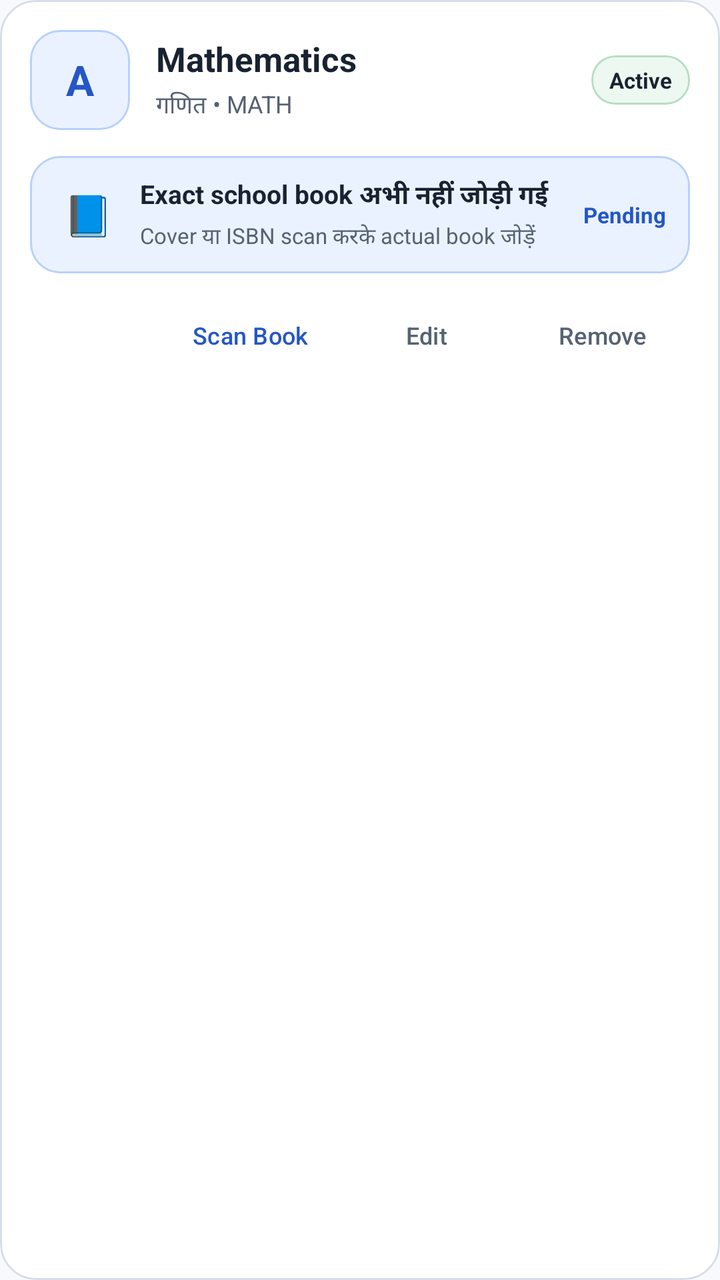
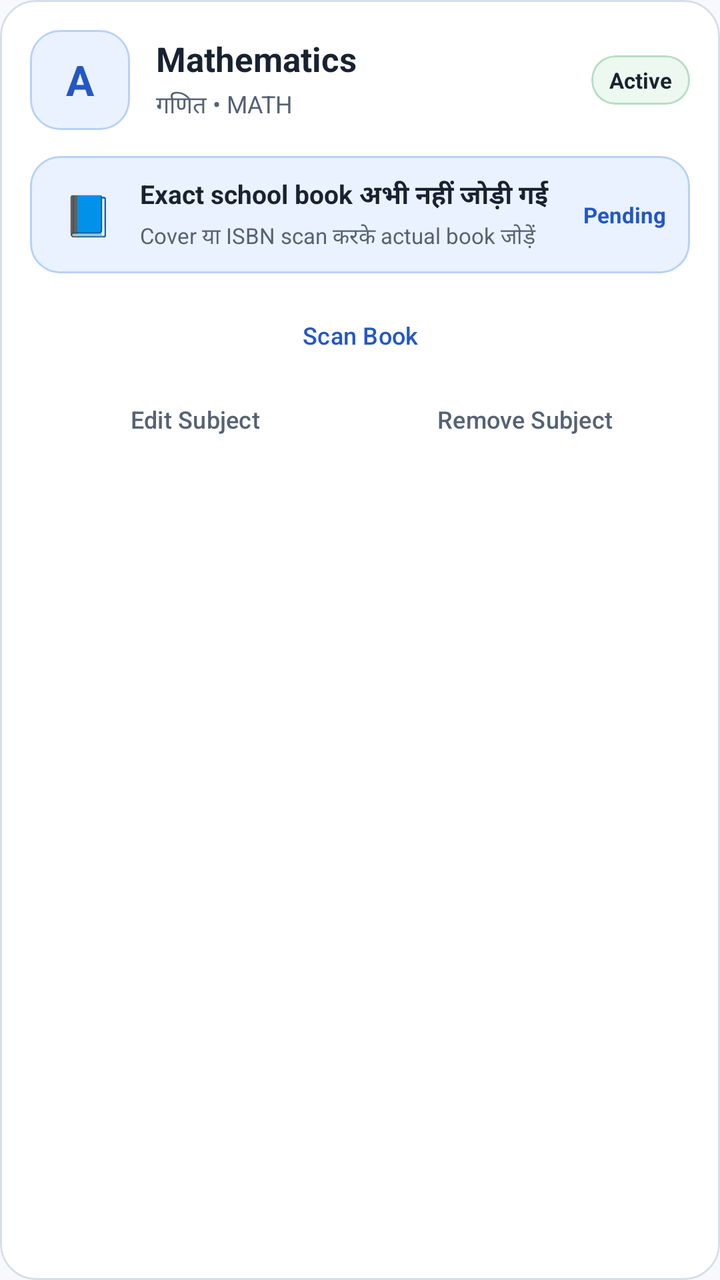

Before-and-after screenshots of an Android layout around one commit, followed by the original layout XML and the change that was made.
<!-- AndroidManifest.xml: application theme Theme.StudySaathi -->
<!-- res/layout/item_school_curriculum_subject.xml -->
<?xml version="1.0" encoding="utf-8"?>
<com.google.android.material.card.MaterialCardView
    xmlns:android="http://schemas.android.com/apk/res/android"
    xmlns:app="http://schemas.android.com/apk/res-auto"
    android:id="@+id/cardCurriculumSubjectItem"
    android:layout_width="match_parent"
    android:layout_height="wrap_content"
    android:layout_marginStart="2dp"
    android:layout_marginTop="6dp"
    android:layout_marginEnd="2dp"
    android:layout_marginBottom="6dp"
    android:clickable="true"
    android:focusable="true"
    android:foreground="?attr/selectableItemBackground"
    app:cardBackgroundColor="@color/ss_surface"
    app:cardCornerRadius="18dp"
    app:cardElevation="0dp"
    app:strokeColor="@color/ss_outline"
    app:strokeWidth="1dp">

    <LinearLayout
        android:layout_width="match_parent"
        android:layout_height="wrap_content"
        android:orientation="vertical"
        android:padding="15dp">

        
        <LinearLayout
            android:layout_width="match_parent"
            android:layout_height="wrap_content"
            android:gravity="center_vertical"
            android:orientation="horizontal">

            <com.google.android.material.card.MaterialCardView
                android:id="@+id/cardCurriculumSubjectIcon"
                android:layout_width="50dp"
                android:layout_height="50dp"
                app:cardBackgroundColor="@color/ss_blue_soft"
                app:cardCornerRadius="15dp"
                app:cardElevation="0dp"
                app:strokeColor="@color/ss_blue_border"
                app:strokeWidth="1dp">

                <TextView
                    android:id="@+id/textCurriculumSubjectIcon"
                    android:layout_width="match_parent"
                    android:layout_height="match_parent"
                    android:fontFamily="sans-serif-rounded"
                    android:gravity="center"
                    android:importantForAccessibility="no"
                    android:text="A"
                    android:textColor="@color/ss_primary"
                    android:textSize="21sp"
                    android:textStyle="bold" />

            </com.google.android.material.card.MaterialCardView>

            <LinearLayout
                android:layout_width="0dp"
                android:layout_height="wrap_content"
                android:layout_marginStart="13dp"
                android:layout_weight="1"
                android:orientation="vertical">

                <TextView
                    android:id="@+id/textCurriculumSubjectName"
                    android:layout_width="match_parent"
                    android:layout_height="wrap_content"
                    android:fontFamily="sans-serif-rounded"
                    android:maxLines="2"
                    android:text="Mathematics"
                    android:textColor="@color/ss_text_primary"
                    android:textSize="17sp"
                    android:textStyle="bold" />

                <TextView
                    android:id="@+id/textCurriculumSubjectSecondaryName"
                    android:layout_width="match_parent"
                    android:layout_height="wrap_content"
                    android:layout_marginTop="3dp"
                    android:maxLines="2"
                    android:text="गणित • MATH"
                    android:textColor="@color/ss_text_secondary"
                    android:textSize="12sp" />

            </LinearLayout>

            <com.google.android.material.card.MaterialCardView
                android:id="@+id/cardCurriculumSubjectStatus"
                android:layout_width="wrap_content"
                android:layout_height="wrap_content"
                android:layout_marginStart="8dp"
                app:cardBackgroundColor="@color/ss_green_soft"
                app:cardCornerRadius="12dp"
                app:cardElevation="0dp"
                app:strokeColor="@color/ss_green_border"
                app:strokeWidth="1dp">

                <TextView
                    android:id="@+id/textCurriculumSubjectStatus"
                    android:layout_width="wrap_content"
                    android:layout_height="wrap_content"
                    android:paddingStart="9dp"
                    android:paddingTop="5dp"
                    android:paddingEnd="9dp"
                    android:paddingBottom="5dp"
                    android:text="Active"
                    android:textColor="@color/ss_text_primary"
                    android:textSize="11sp"
                    android:textStyle="bold" />

            </com.google.android.material.card.MaterialCardView>

        </LinearLayout>

        
        <com.google.android.material.card.MaterialCardView
            android:id="@+id/cardCurriculumSubjectBook"
            android:layout_width="match_parent"
            android:layout_height="wrap_content"
            android:layout_marginTop="13dp"
            app:cardBackgroundColor="@color/ss_blue_soft"
            app:cardCornerRadius="15dp"
            app:cardElevation="0dp"
            app:strokeColor="@color/ss_blue_border"
            app:strokeWidth="1dp">

            <LinearLayout
                android:layout_width="match_parent"
                android:layout_height="wrap_content"
                android:gravity="center_vertical"
                android:orientation="horizontal"
                android:paddingStart="12dp"
                android:paddingTop="10dp"
                android:paddingEnd="12dp"
                android:paddingBottom="10dp">

                <TextView
                    android:id="@+id/textCurriculumSubjectBookIcon"
                    android:layout_width="34dp"
                    android:layout_height="34dp"
                    android:gravity="center"
                    android:importantForAccessibility="no"
                    android:text="📘"
                    android:textSize="20sp" />

                <LinearLayout
                    android:layout_width="0dp"
                    android:layout_height="wrap_content"
                    android:layout_marginStart="9dp"
                    android:layout_weight="1"
                    android:orientation="vertical">

                    <TextView
                        android:id="@+id/textCurriculumSubjectBookName"
                        android:layout_width="match_parent"
                        android:layout_height="wrap_content"
                        android:maxLines="2"
                        android:text="Exact school book अभी नहीं जोड़ी गई"
                        android:textColor="@color/ss_text_primary"
                        android:textSize="13sp"
                        android:textStyle="bold" />

                    <TextView
                        android:id="@+id/textCurriculumSubjectBookDetails"
                        android:layout_width="match_parent"
                        android:layout_height="wrap_content"
                        android:layout_marginTop="3dp"
                        android:maxLines="2"
                        android:text="Cover या ISBN scan करके actual book जोड़ें"
                        android:textColor="@color/ss_text_secondary"
                        android:textSize="11sp" />

                </LinearLayout>

                <TextView
                    android:id="@+id/textCurriculumSubjectBookStatus"
                    android:layout_width="wrap_content"
                    android:layout_height="wrap_content"
                    android:layout_marginStart="7dp"
                    android:text="Pending"
                    android:textColor="@color/ss_primary"
                    android:textSize="11sp"
                    android:textStyle="bold" />

            </LinearLayout>

        </com.google.android.material.card.MaterialCardView>

        
        <LinearLayout
            android:layout_width="match_parent"
            android:layout_height="wrap_content"
            android:layout_marginTop="10dp"
            android:gravity="end"
            android:orientation="horizontal">

            <com.google.android.material.button.MaterialButton
                android:id="@+id/buttonScanCurriculumSubjectBook"
                style="@style/Widget.Material3.Button.TextButton"
                android:layout_width="wrap_content"
                android:layout_height="wrap_content"
                android:minHeight="42dp"
                android:text="Scan Book"
                android:textAllCaps="false"
                android:textColor="@color/ss_primary"
                android:textSize="12sp" />

            <com.google.android.material.button.MaterialButton
                android:id="@+id/buttonEditCurriculumSubject"
                style="@style/Widget.Material3.Button.TextButton"
                android:layout_width="wrap_content"
                android:layout_height="wrap_content"
                android:minHeight="42dp"
                android:text="Edit"
                android:textAllCaps="false"
                android:textColor="@color/ss_text_secondary"
                android:textSize="12sp" />

            <com.google.android.material.button.MaterialButton
                android:id="@+id/buttonRemoveCurriculumSubject"
                style="@style/Widget.Material3.Button.TextButton"
                android:layout_width="wrap_content"
                android:layout_height="wrap_content"
                android:minHeight="42dp"
                android:text="Remove"
                android:textAllCaps="false"
                android:textColor="@color/ss_text_secondary"
                android:textSize="12sp" />

        </LinearLayout>

    </LinearLayout>

</com.google.android.material.card.MaterialCardView>
<!-- resources referenced by this layout -->
<resources>
  <color name="ss_blue_border">#B8D1FA</color>
  <color name="ss_blue_soft">#EAF2FF</color>
  <color name="ss_green_border">#B7DEC2</color>
  <color name="ss_green_soft">#ECF8F0</color>
  <color name="ss_outline">#D6DEE9</color>
  <color name="ss_primary">#2457C5</color>
  <color name="ss_surface">#FFFFFF</color>
  <color name="ss_text_primary">#182230</color>
  <color name="ss_text_secondary">#566273</color>
  <style name="Theme.StudySaathi" parent="Theme.Material3.Light.NoActionBar">
  
          
          <item name="colorPrimary">@color/ss_primary</item>
          <item name="colorOnPrimary">@color/ss_on_primary</item>
          <item name="colorPrimaryContainer">@color/ss_blue_soft</item>
          <item name="colorOnPrimaryContainer">@color/ss_primary_dark</item>
  
          <item name="colorSecondary">@color/ss_secondary</item>
          <item name="colorOnSecondary">@color/ss_on_secondary</item>
          <item name="colorSecondaryContainer">@color/ss_teal_soft</item>
          <item name="colorOnSecondaryContainer">@color/ss_secondary</item>
  
          <item name="colorTertiary">@color/ss_tertiary</item>
          <item name="colorOnTertiary">@color/ss_on_tertiary</item>
          <item name="colorTertiaryContainer">@color/ss_yellow_soft</item>
          <item name="colorOnTertiaryContainer">@color/ss_tertiary</item>
  
          
          <item name="android:colorBackground">@color/ss_background</item>
          <item name="colorSurface">@color/ss_surface</item>
          <item name="colorSurfaceVariant">@color/ss_surface_soft</item>
          <item name="colorOnSurface">@color/ss_text_primary</item>
          <item name="colorOnSurfaceVariant">@color/ss_text_secondary</item>
  
          
          <item name="colorOutline">@color/ss_outline</item>
          <item name="colorError">@color/ss_error</item>
          <item name="colorOnError">@color/white</item>
          <item name="colorErrorContainer">@color/ss_red_soft</item>
          <item name="colorOnErrorContainer">@color/ss_error</item>
  
          
          <item name="android:windowBackground">@color/ss_background</item>
          <item name="android:statusBarColor">@color/ss_background</item>
          <item name="android:navigationBarColor">@color/ss_background</item>
  
          <item name="android:windowLightStatusBar">true</item>
          <item name="android:windowLightNavigationBar">true</item>
          <item name="android:forceDarkAllowed">false</item>
  
          <item name="android:windowNoTitle">true</item>
          <item name="windowActionModeOverlay">true</item>
  
          
          <item name="android:colorAccent">@color/ss_primary</item>
          <item name="colorControlActivated">@color/ss_primary</item>
          <item name="colorControlNormal">@color/ss_text_secondary</item>
  
      </style>
  <color name="ss_on_primary">#FFFFFF</color>
  <color name="ss_primary_dark">#173F99</color>
  <color name="ss_secondary">#087F8C</color>
  <color name="ss_on_secondary">#FFFFFF</color>
  <color name="ss_teal_soft">#EAF8F8</color>
  <color name="ss_tertiary">#8A5A00</color>
  <color name="ss_on_tertiary">#FFFFFF</color>
  <color name="ss_yellow_soft">#FFF8E8</color>
  <color name="ss_background">#F7F9FC</color>
  <color name="ss_surface_soft">#F0F4FA</color>
  <color name="ss_error">#BA1A1A</color>
  <color name="white">#FFFFFFFF</color>
  <color name="ss_red_soft">#FFF0F0</color>
</resources>

<!-- the commit's change to res/layout/item_school_curriculum_subject.xml (unified diff, before → after) -->
@@ -198,8 +198,9 @@
             <com.google.android.material.button.MaterialButton
                 android:id="@+id/buttonScanCurriculumSubjectBook"
                 style="@style/Widget.Material3.Button.TextButton"
-                android:layout_width="wrap_content"
-                android:layout_height="wrap_content"
+                android:layout_width="0dp"
+                android:layout_height="wrap_content"
+                android:layout_weight="1"
                 android:minHeight="42dp"
                 android:text="Scan Book"
                 android:textAllCaps="false"
@@ -207,12 +208,35 @@
                 android:textSize="12sp" />
 
             <com.google.android.material.button.MaterialButton
+                android:id="@+id/buttonManageCurriculumSubjectChapters"
+                style="@style/Widget.Material3.Button.TextButton"
+                android:layout_width="0dp"
+                android:layout_height="wrap_content"
+                android:layout_weight="1"
+                android:minHeight="42dp"
+                android:text="Manage Chapters"
+                android:textAllCaps="false"
+                android:textColor="@color/ss_primary"
+                android:textSize="12sp"
+                android:visibility="gone" />
+
+        </LinearLayout>
+
+        
+        <LinearLayout
+            android:layout_width="match_parent"
+            android:layout_height="wrap_content"
+            android:gravity="end"
+            android:orientation="horizontal">
+
+            <com.google.android.material.button.MaterialButton
                 android:id="@+id/buttonEditCurriculumSubject"
                 style="@style/Widget.Material3.Button.TextButton"
-                android:layout_width="wrap_content"
-                android:layout_height="wrap_content"
-                android:minHeight="42dp"
-                android:text="Edit"
+                android:layout_width="0dp"
+                android:layout_height="wrap_content"
+                android:layout_weight="1"
+                android:minHeight="42dp"
+                android:text="Edit Subject"
                 android:textAllCaps="false"
                 android:textColor="@color/ss_text_secondary"
                 android:textSize="12sp" />
@@ -220,10 +244,11 @@
             <com.google.android.material.button.MaterialButton
                 android:id="@+id/buttonRemoveCurriculumSubject"
                 style="@style/Widget.Material3.Button.TextButton"
-                android:layout_width="wrap_content"
-                android:layout_height="wrap_content"
-                android:minHeight="42dp"
-                android:text="Remove"
+                android:layout_width="0dp"
+                android:layout_height="wrap_content"
+                android:layout_weight="1"
+                android:minHeight="42dp"
+                android:text="Remove Subject"
                 android:textAllCaps="false"
                 android:textColor="@color/ss_text_secondary"
                 android:textSize="12sp" />
